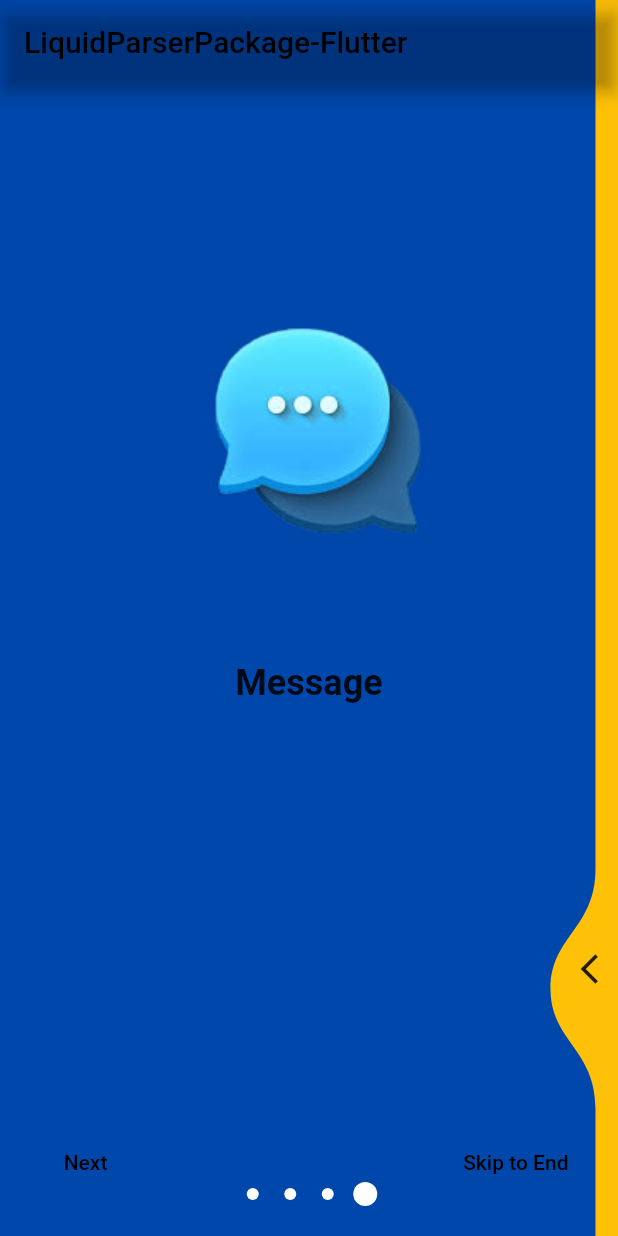
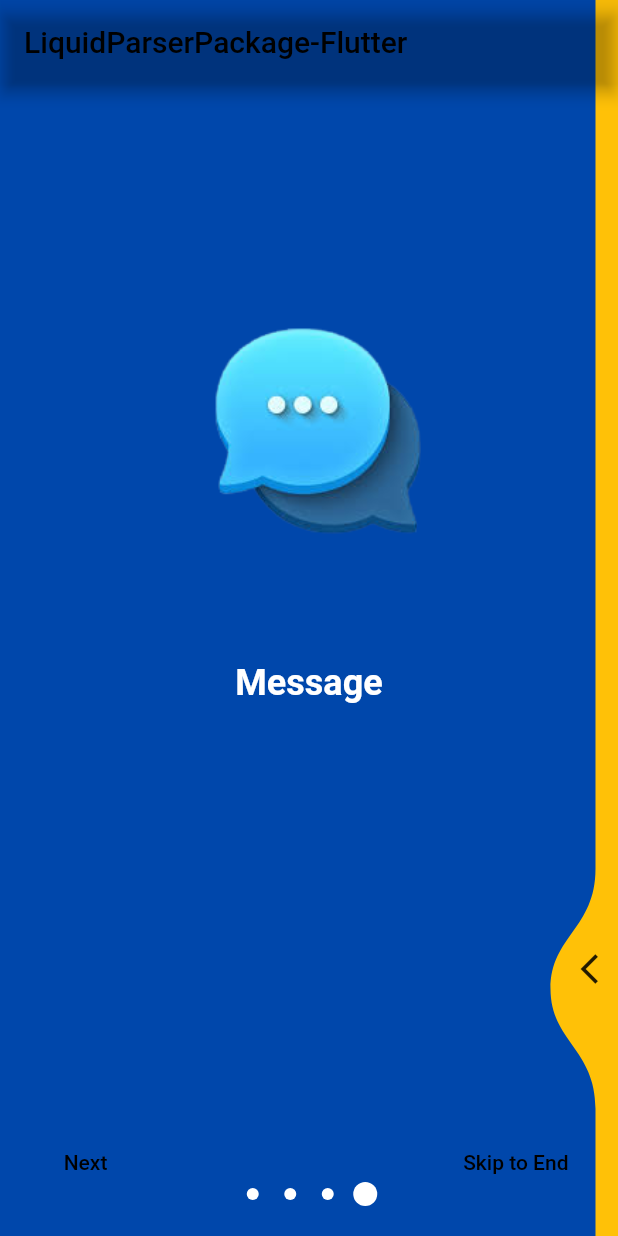
Before and after one commit to MTalha20/LiquidSwipe-UrlLauncher_Flutter, a Flutter app: the screen it shows after launch, swiped to page 4, on a phone screen of 412 x 824 dp. Run offline on Flutter 3.47's test engine with Material 2 defaults, Android fonts, the phone set to English and light mode, and no system bars; drawn by our look-alikes of liquid_swipe.

Commit message:
Work Complete

```diff
--- a/lib/home.dart
+++ b/lib/home.dart
@@ -11,9 +11,11 @@ class Home extends StatefulWidget {
 }
 
 class _HomeState extends State<Home> {
+
   late LiquidController liquidController;
   late UpdateType updateType;
   int page = 0;
+  TextEditingController _controller = TextEditingController();
   List<Item> data = [
     Item(Colors.amber, 'assets/google.png', 'Google Search', 'https', 'google.com'),
     Item(Colors.white, 'assets/mail.png', 'E-Mail', "mailto", "talha.wahid15@gmail.com"),
@@ -39,7 +41,8 @@ class _HomeState extends State<Home> {
       ),
       body: Stack(
         children: <Widget>[
-          LiquidSwipe.builder(
+          Expanded(
+            child: LiquidSwipe.builder(
               itemCount:  data.length,
               itemBuilder: (BuildContext context, int index){
                 return Container(
@@ -52,7 +55,7 @@ class _HomeState extends State<Home> {
                           padding: EdgeInsets.only(top: MediaQuery.of(context).size.height*0.22),
                         ),
                     GestureDetector(
-                    onTap: () => Url().url(data[index].scheme, data[index].path),
+                      onTap: () => Url().url(data[index].scheme, _controller.text),
                       child: Image.asset(data[index].image,
                       height: 200,
                       fit: BoxFit.contain,
@@ -62,7 +65,7 @@ class _HomeState extends State<Home> {
                           padding: EdgeInsets.all(20.0),
                         ),
                     SizedBox(height: 20,),
-                  Center(child: Text(data[index].text, style: TextStyle(fontSize: 24, fontWeight: FontWeight.bold,),)),
+                    Center(child: Text(data[index].text, style: TextStyle(fontSize: 24, fontWeight: FontWeight.bold, color: index > 1 ? Colors.white : Colors.black),)),
                   ],),
                 );
               },
@@ -75,6 +78,7 @@ class _HomeState extends State<Home> {
               enableSideReveal: true,
               enableLoop: true,
               ignoreUserGestureWhileAnimating: true,
+              ),
           ),
 
       Padding(
@@ -154,10 +158,10 @@ pageChangeCallback(int lpage) {
       page = lpage;
     });
   }
-}
 
 
 
+}
 
 class Item{
 
```
Lines whose indentation alone changed are shown as unchanged.
